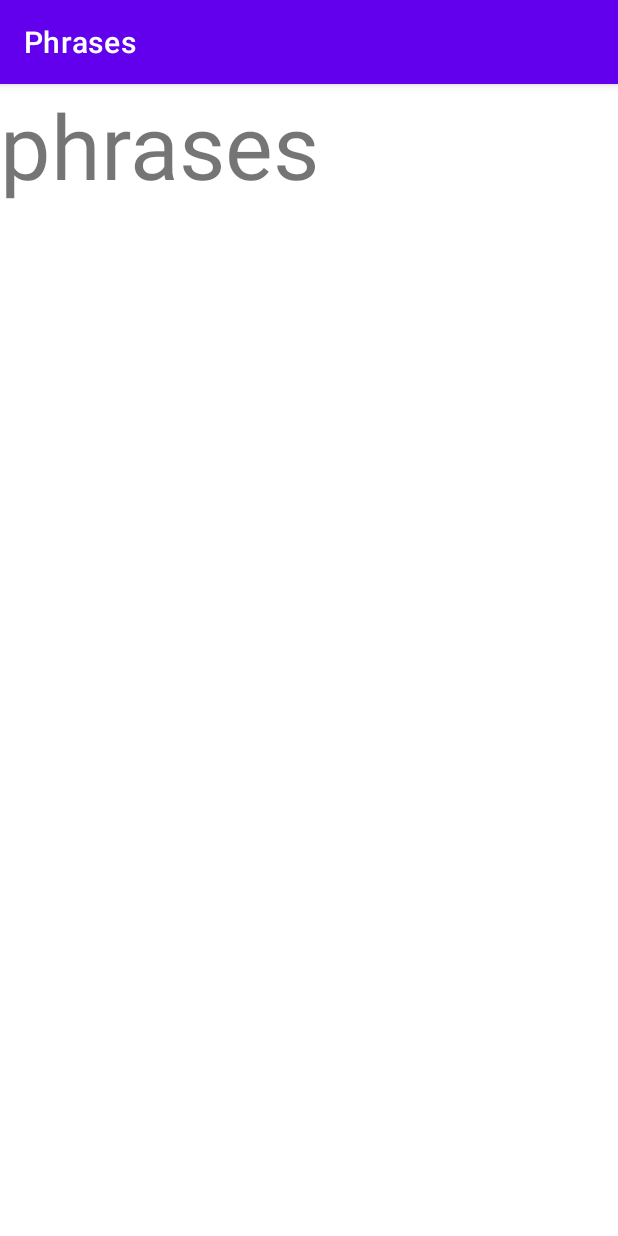
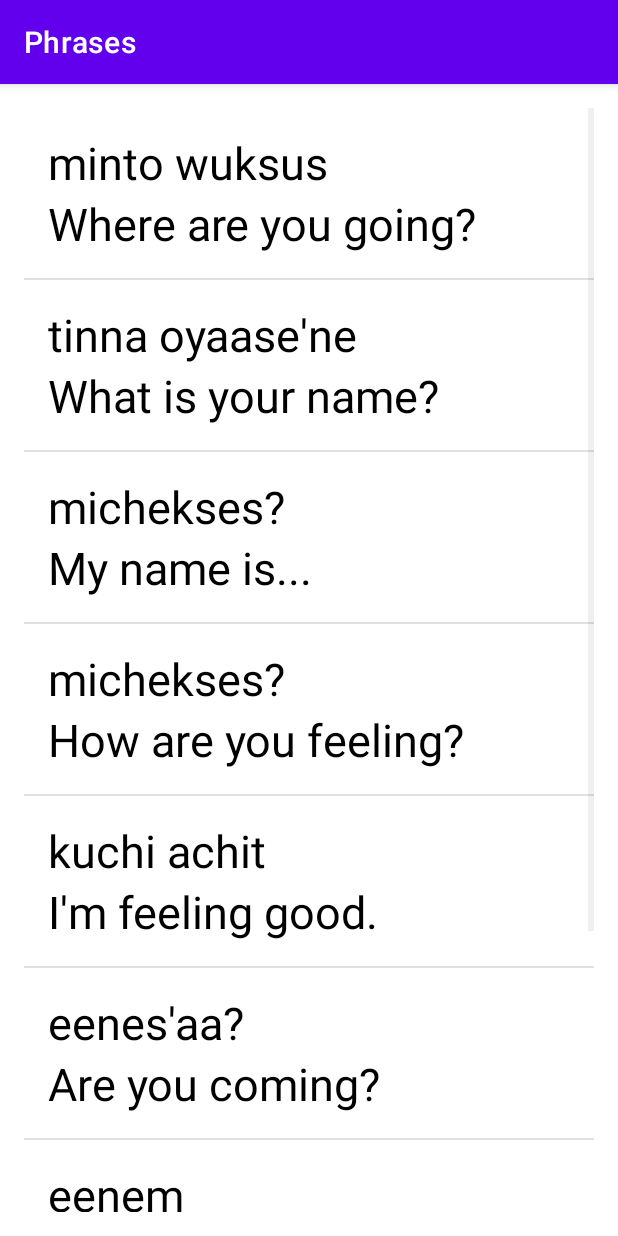
Before and after one commit to Sanjeev85/Miwok, an Android app: the Phrases screen opened directly, with no data from a screen before it, on a phone screen of 412 x 824 dp. Run offline under Robolectric (Android 15) with nearby library versions, the phone set to English and light mode, and no system bars.

Commit message:
Added translation to all activities with custom Adapter

```diff
--- a/app/src/main/java/com/example/miwok/Phrases.java
+++ b/app/src/main/java/com/example/miwok/Phrases.java
@@ -3,12 +3,33 @@ package com.example.miwok;
 import androidx.appcompat.app.AppCompatActivity;
 
 import android.os.Bundle;
+import android.widget.ListView;
+
+import java.util.ArrayList;
 
 public class Phrases extends AppCompatActivity {
 
     @Override
     protected void onCreate(Bundle savedInstanceState) {
         super.onCreate(savedInstanceState);
-        setContentView(R.layout.activity_phrases);
+        setContentView(R.layout.word_list);
+
+         ArrayList<Word> words = new ArrayList<>();
+
+        words.add(new Word("Where are you going?","minto wuksus"));
+        words.add(new Word("What is your name?","tinna oyaase'ne"));
+        words.add(new Word("My name is...","michekses?"));
+        words.add(new Word("How are you feeling?","michekses?"));
+        words.add(new Word("I'm feeling good.","kuchi achit"));
+        words.add(new Word("Are you coming?","eenes'aa?"));
+        words.add(new Word("Yes, I'am coming.","eenem"));
+        words.add(new Word("Let's go.","yoowutis"));
+        words.add(new Word("Come here.","enni'nem"));
+
+        WordAdapter PhrasesAdapter = new WordAdapter (this, words);
+
+        ListView listView = (ListView) findViewById(R.id.list);
+
+        listView.setAdapter(PhrasesAdapter);
     }
 }
--- /dev/null
+++ b/app/src/main/java/com/example/miwok/Word.java
@@ -0,0 +1,41 @@
+package com.example.miwok;
+
+/**
+ * {@link Word} represents a vocabulary word that the user wants to learn.
+ * It contains a default translation and a Miwok translation for that word.
+ */
+public class Word {
+
+    /** Default translation for the word */
+    private String mDefaultTranslation;
+
+    /** Miwok translation for the word */
+    private String mMiwokTranslation;
+
+    /**
+     * Create a new Word object.
+     *
+     * @param defaultTranslation is the word in a language that the user is already familiar with
+     *                           (such as English)
+     * @param miwokTranslation is the word in the Miwok language
+     */
+    public Word(String defaultTranslation, String miwokTranslation) {
+        mDefaultTranslation = defaultTranslation;
+        mMiwokTranslation = miwokTranslation;
+    }
+
+    /**
+     * Get the default translation of the word.
+     */
+    public String getDefaultTranslation() {
+        return mDefaultTranslation;
+    }
+
+    /**
+     * Get the Miwok translation of the word.
+     */
+    public String getMiwokTranslation() {
+        return mMiwokTranslation;
+    }
+
+}
--- /dev/null
+++ b/app/src/main/java/com/example/miwok/WordAdapter.java
@@ -0,0 +1,40 @@
+package com.example.miwok;
+
+import android.app.Activity;
+import android.view.LayoutInflater;
+import android.view.View;
+import android.view.ViewGroup;
+import android.widget.ArrayAdapter;
+import android.widget.ImageView;
+import android.widget.TextView;
+
+import androidx.annotation.NonNull;
+import androidx.annotation.Nullable;
+
+import java.util.ArrayList;
+
+public class WordAdapter extends ArrayAdapter<Word> {
+
+    public WordAdapter(Activity context, ArrayList<Word> list) {
+        super(context, 0, list);
+    }
+
+
+    @NonNull
+    @Override
+    public View getView(int position, @Nullable View convertView, @NonNull ViewGroup parent) {
+        Word currentWord = getItem(position);
+
+        View listItemView = convertView;
+        if(listItemView == null) {
+            listItemView = LayoutInflater.from(getContext()).inflate(R.layout.list_item, parent,false);
+        }
+
+        TextView miwokTextView = (TextView) listItemView.findViewById(R.id.miwok_text_view);
+        miwokTextView.setText(currentWord.getMiwokTranslation());
+
+        TextView defaultTextView = (TextView) listItemView.findViewById(R.id.default_text_view);
+        defaultTextView.setText(currentWord.getDefaultTranslation());
+        return listItemView;
+    }
+}
--- a/app/src/main/res/layout/activity_phrases.xml
+++ /dev/null
@@ -1,14 +0,0 @@
-<?xml version="1.0" encoding="utf-8"?>
-<LinearLayout xmlns:android="http://schemas.android.com/apk/res/android"
-    xmlns:app="http://schemas.android.com/apk/res-auto"
-    xmlns:tools="http://schemas.android.com/tools"
-    android:layout_width="match_parent"
-    android:layout_height="match_parent"
-    tools:context=".Phrases">
-
-    <TextView
-        android:layout_width="match_parent"
-        android:layout_height="wrap_content"
-        android:textSize="60sp"
-        android:text="phrases" />
-</LinearLayout>
--- a/app/src/main/res/layout/list_item.xml
+++ b/app/src/main/res/layout/list_item.xml
@@ -6,14 +6,14 @@
     android:padding="16dp"
     android:layout_height="match_parent">
     <TextView
-        android:id="@+id/first_text_view"
+        android:id="@+id/miwok_text_view"
         android:layout_width="match_parent"
         android:layout_height="wrap_content"
         tools:text="lutti"
         android:textColor="@color/black"
         android:textSize="30sp"/>
     <TextView
-        android:id="@+id/second_text_view"
+        android:id="@+id/default_text_view"
         android:layout_width="match_parent"
         android:layout_height="wrap_content"
         tools:text="one"
```
Also changed, not shown: app/src/main/java/com/example/miwok/Colors.java (+21 -1 lines), app/src/main/java/com/example/miwok/Family_Members.java (+23 -1 lines), app/src/main/java/com/example/miwok/Numbers.java (+29 -21 lines), app/src/main/res/layout/activity_colors.xml (deleted, +0 -16 lines), app/src/main/res/layout/activity_family__members.xml (deleted, +0 -14 lines), app/src/main/res/layout/word_list.xml (renamed from app/src/main/res/layout/activity_numbers.xml).
